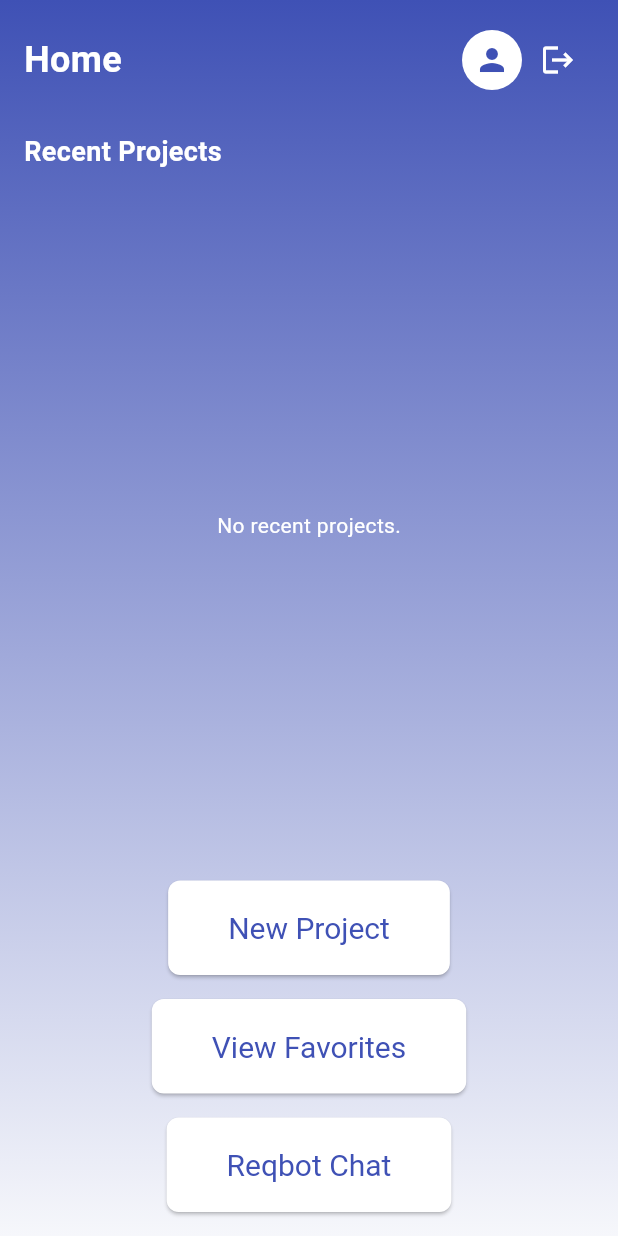
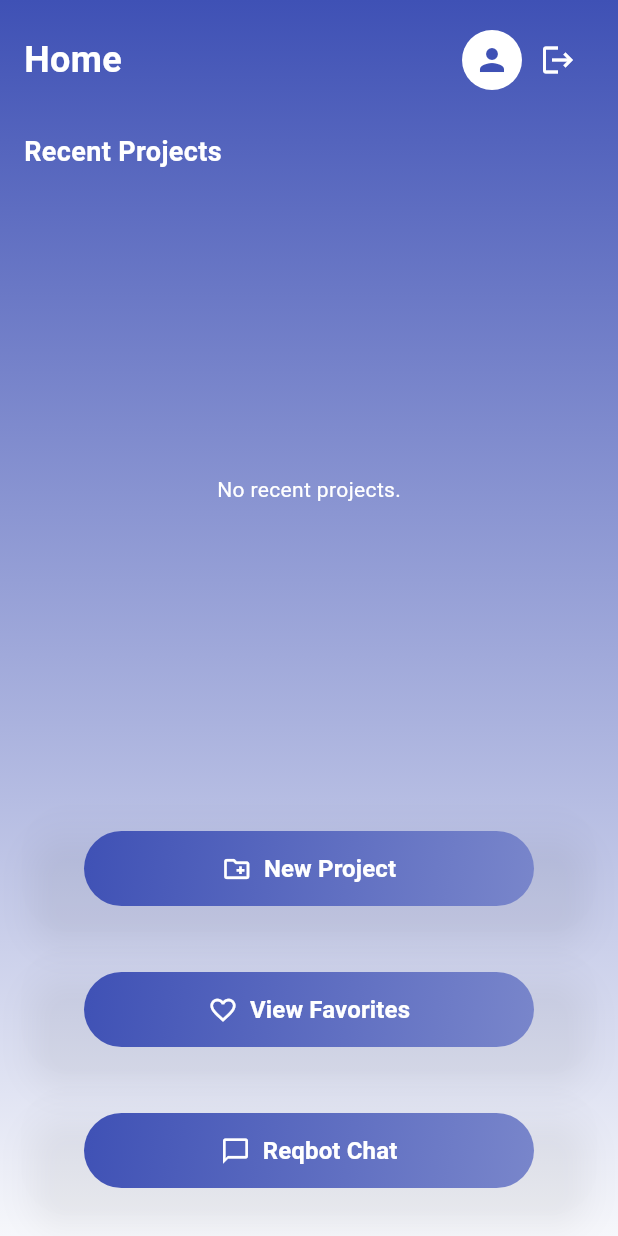
Before and after one commit to lailanabill/mobileproject, a Flutter app: the HomeScreen screen opened by its route, on a phone screen of 412 x 824 dp. Run offline on Flutter 3.47's test engine with Material 3 defaults, Android fonts, the phone set to English and light mode, and no system bars; our stand-ins replace animate_do, flutter_dotenv, google_generative_ai, permission_handler, speech_to_text, sqflite and 1 more; missing offline and left inert: animated_introduction; accounts and stored records are empty.

```diff
--- a/reqbot/lib/views/widgets/home_action_buttons.dart
+++ b/reqbot/lib/views/widgets/home_action_buttons.dart
@@ -17,62 +17,78 @@ class HomeActionButtons extends StatelessWidget {
     return Center(
       child: Column(
         mainAxisAlignment: MainAxisAlignment.center,
+        crossAxisAlignment: CrossAxisAlignment.center,
         children: [
-          ElevatedButton(
+          _buildActionButton(
+            label: 'New Project',
+            icon: Icons.create_new_folder_outlined,
             onPressed: onNewProject,
-            style: ElevatedButton.styleFrom(
-              backgroundColor: Colors.white,
-              padding: const EdgeInsets.symmetric(horizontal: 40, vertical: 20),
-              textStyle: const TextStyle(
-                fontSize: 20,
-              ),
-              shape: RoundedRectangleBorder(
-                borderRadius: BorderRadius.circular(8.0),
-              ),
-            ),
-            child: const Text(
-              'New Project',
-              style: TextStyle(color: Color(0xFF3F51B5)),
-            ),
           ),
-          const SizedBox(height: 16),
-          ElevatedButton(
+          const SizedBox(height: 12), // Reduced gap
+          _buildActionButton(
+            label: 'View Favorites',
+            icon: Icons.favorite_border,
             onPressed: onViewFavorites,
-            style: ElevatedButton.styleFrom(
-              backgroundColor: Colors.white,
-              padding: const EdgeInsets.symmetric(horizontal: 40, vertical: 20),
-              textStyle: const TextStyle(
-                fontSize: 20,
-              ),
-              shape: RoundedRectangleBorder(
-                borderRadius: BorderRadius.circular(8.0),
-              ),
-            ),
-            child: const Text(
-              'View Favorites',
-              style: TextStyle(color: Color(0xFF3F51B5)),
-            ),
           ),
-          const SizedBox(height: 16),
-          ElevatedButton(
+          const SizedBox(height: 12), // Reduced gap
+          _buildActionButton(
+            label: 'Reqbot Chat',
+            icon: Icons.chat_bubble_outline,
             onPressed: onGoToChatPage,
-            style: ElevatedButton.styleFrom(
-              backgroundColor: Colors.white,
-              padding: const EdgeInsets.symmetric(horizontal: 40, vertical: 20),
-              textStyle: const TextStyle(
-                fontSize: 20,
-              ),
-              shape: RoundedRectangleBorder(
-                borderRadius: BorderRadius.circular(8.0),
-              ),
-            ),
-            child: const Text(
-              'Reqbot Chat',
-              style: TextStyle(color: Color(0xFF3F51B5)),
-            ),
           ),
         ],
       ),
     );
   }
+
+  Widget _buildActionButton({
+    required String label,
+    required IconData icon,
+    required VoidCallback onPressed,
+  }) {
+    return ElevatedButton(
+      onPressed: onPressed,
+      style: ElevatedButton.styleFrom(
+        padding: const EdgeInsets.symmetric(horizontal: 40, vertical: 16),
+        shape: RoundedRectangleBorder(
+          borderRadius: BorderRadius.circular(30.0),
+        ),
+        elevation: 8,
+        shadowColor: Colors.black.withOpacity(0.2),
+        backgroundColor: Colors.transparent,
+      ),
+      child: Ink(
+        decoration: BoxDecoration(
+          gradient: const LinearGradient(
+            colors: [Color(0xFF3F51B5), Color(0xFF7986CB)],
+            begin: Alignment.topLeft,
+            end: Alignment.bottomRight,
+          ),
+          borderRadius: BorderRadius.circular(30.0),
+        ),
+        child: Container(
+          alignment: Alignment.center,
+          constraints: const BoxConstraints(
+            minWidth: 200,
+            minHeight: 50, // Slightly reduced height
+          ),
+          child: Row(
+            mainAxisAlignment: MainAxisAlignment.center,
+            children: [
+              Icon(icon, size: 20, color: Colors.white),
+              const SizedBox(width: 8),
+              Text(
+                label,
+                style: const TextStyle(
+                  fontSize: 16,
+                  fontWeight: FontWeight.bold,
+                  color: Colors.white,
+                ),
+              ),
+            ],
+          ),
+        ),
+      ),
+    );
+  }
 }
```
